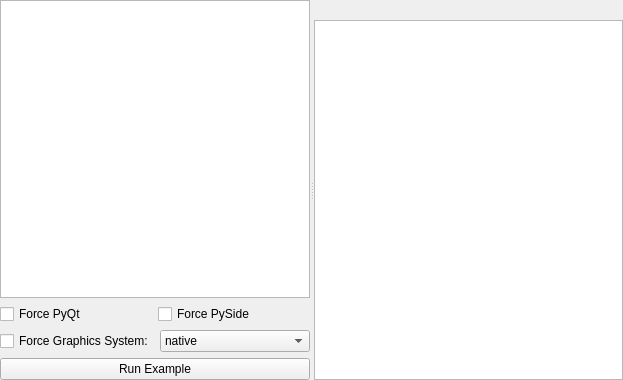
Before: the Qt Designer form examples/exampleLoaderTemplate.ui in pyqtgraph/pyqtgraph, drawn with Qt 5.
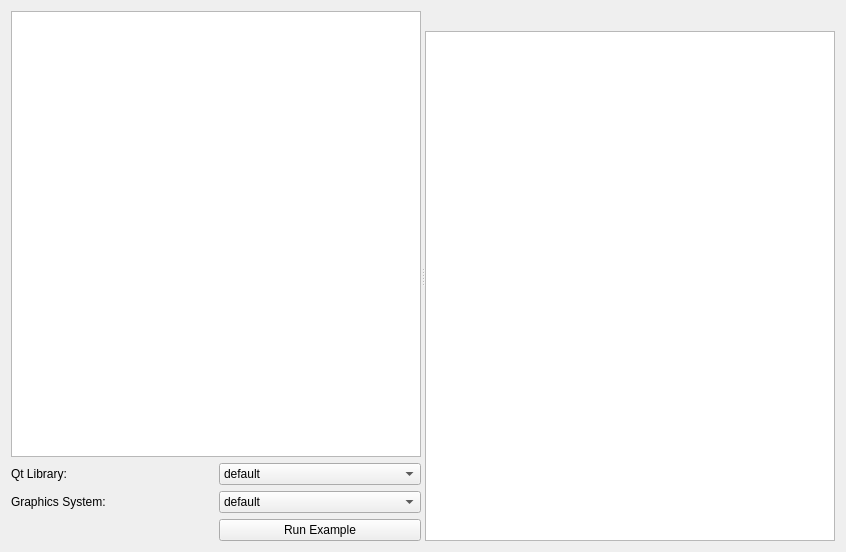
After: the same form once the commit is applied.

Commit message: Cleaned up example loader

```diff
--- a/examples/exampleLoaderTemplate.ui
+++ b/examples/exampleLoaderTemplate.ui
@@ -6,28 +6,22 @@
    <rect>
     <x>0</x>
     <y>0</y>
-    <width>623</width>
-    <height>380</height>
+    <width>846</width>
+    <height>552</height>
    </rect>
   </property>
   <property name="windowTitle">
    <string>Form</string>
   </property>
-  <layout class="QGridLayout" name="gridLayout">
-   <property name="margin">
-    <number>0</number>
-   </property>
-   <property name="spacing">
-    <number>0</number>
-   </property>
+  <layout class="QGridLayout" name="gridLayout_2">
    <item row="0" column="0">
     <widget class="QSplitter" name="splitter">
      <property name="orientation">
       <enum>Qt::Horizontal</enum>
      </property>
      <widget class="QWidget" name="">
-      <layout class="QVBoxLayout" name="verticalLayout">
-       <item>
+      <layout class="QGridLayout" name="gridLayout">
+       <item row="0" column="0" colspan="2">
         <widget class="QTreeWidget" name="exampleTree">
          <attribute name="headerVisible">
           <bool>false</bool>
@@ -39,35 +33,13 @@
          </column>
         </widget>
        </item>
+       <item row="2" column="1">
+        <widget class="QComboBox" name="graphicsSystemCombo">
        <item>
-        <layout class="QHBoxLayout" name="horizontalLayout">
-         <item>
-          <widget class="QCheckBox" name="pyqtCheck">
            <property name="text">
-            <string>Force PyQt</string>
-           </property>
-          </widget>
+           <string>default</string>
+          </property>
          </item>
-         <item>
-          <widget class="QCheckBox" name="pysideCheck">
-           <property name="text">
-            <string>Force PySide</string>
-           </property>
-          </widget>
-         </item>
-        </layout>
-       </item>
-       <item>
-        <layout class="QHBoxLayout" name="horizontalLayout_2">
-         <item>
-          <widget class="QCheckBox" name="forceGraphicsCheck">
-           <property name="text">
-            <string>Force Graphics System:</string>
-           </property>
-          </widget>
-         </item>
-         <item>
-          <widget class="QComboBox" name="forceGraphicsCombo">
            <item>
             <property name="text">
              <string>native</string>
@@ -85,9 +57,45 @@
            </item>
           </widget>
          </item>
-        </layout>
+       <item row="1" column="1">
+        <widget class="QComboBox" name="qtLibCombo">
+         <item>
+          <property name="text">
+           <string>default</string>
+          </property>
        </item>
        <item>
+          <property name="text">
+           <string>PyQt4</string>
+          </property>
+         </item>
+         <item>
+          <property name="text">
+           <string>PySide</string>
+          </property>
+         </item>
+         <item>
+          <property name="text">
+           <string>PyQt5</string>
+          </property>
+         </item>
+        </widget>
+       </item>
+       <item row="2" column="0">
+        <widget class="QLabel" name="label_2">
+         <property name="text">
+          <string>Graphics System:</string>
+         </property>
+        </widget>
+       </item>
+       <item row="1" column="0">
+        <widget class="QLabel" name="label">
+         <property name="text">
+          <string>Qt Library:</string>
+         </property>
+        </widget>
+       </item>
+       <item row="3" column="1">
         <widget class="QPushButton" name="loadBtn">
          <property name="text">
           <string>Run Example</string>
@@ -97,7 +105,7 @@
       </layout>
      </widget>
      <widget class="QWidget" name="">
-      <layout class="QVBoxLayout" name="verticalLayout_2">
+      <layout class="QVBoxLayout" name="verticalLayout">
        <item>
         <widget class="QLabel" name="loadedFileLabel">
          <property name="font">
```
Lines whose indentation alone changed are shown as unchanged. The commit also changes 8 other files.
